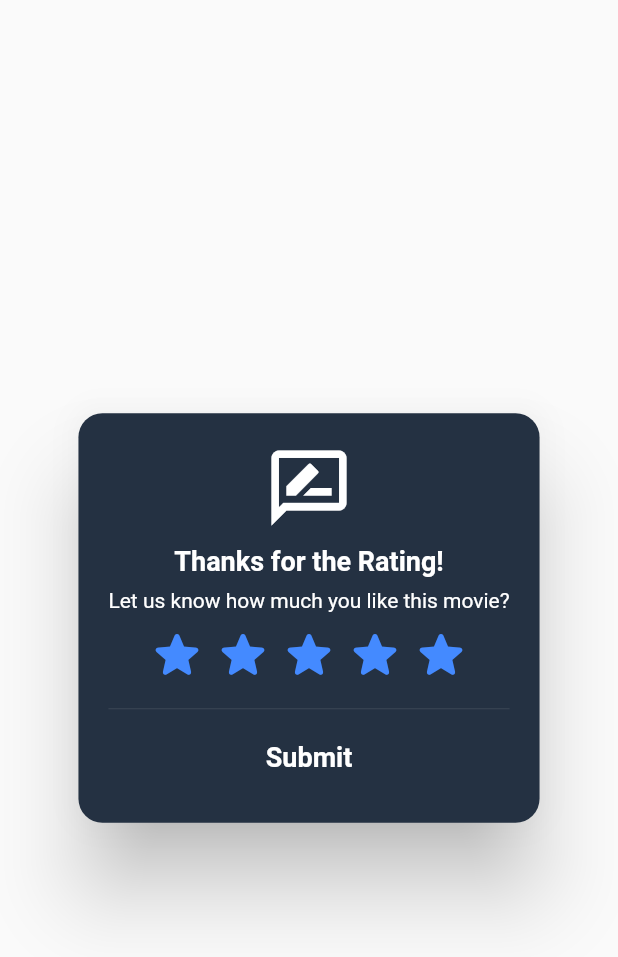
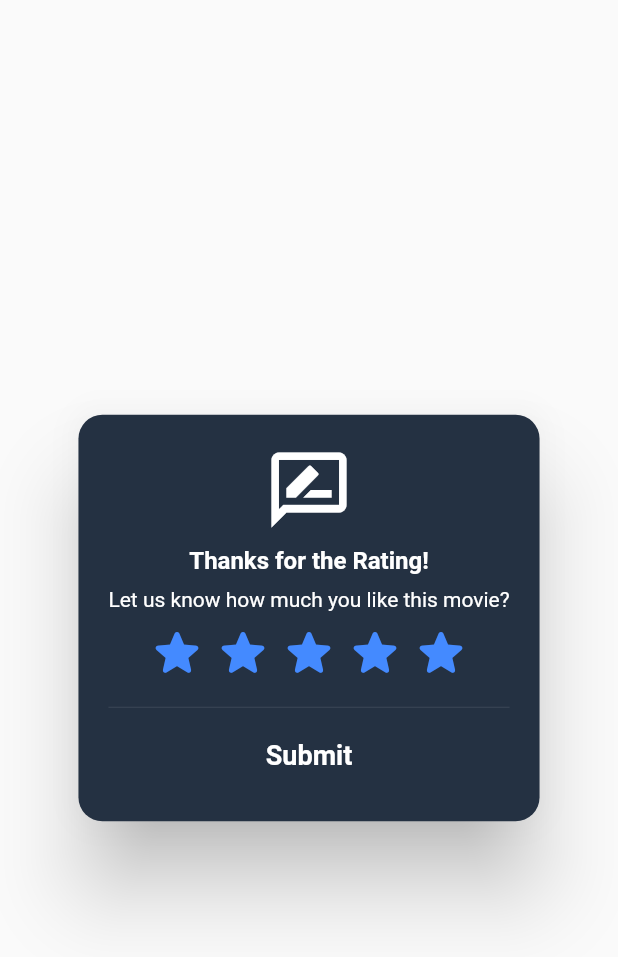
Before and after one commit to noobieKz/Movie_Flutter_BLoC_RxDart, a Flutter app: the RatingDialog widget shown alone on an empty page, opened directly, on a phone screen of 412 x 824 dp. Shown: the top 957 px of the screen. Run offline on Flutter 3.47's test engine with Material 2 defaults, Android fonts, the phone set to English and light mode, and no system bars; drawn by our look-alikes of flutter_rating_bar; our stand-ins replace carousel_slider, dio, font_awesome_flutter, get_it, rxdart, shared_preferences and 2 more; accounts and stored records are empty; network calls fail.

```diff
--- a/lib/ui/common_widget/rating_dialog.dart
+++ b/lib/ui/common_widget/rating_dialog.dart
@@ -32,7 +32,7 @@ class _RatingDialogState extends State<RatingDialog> {
           const SizedBox(height: 8),
           Text(widget.title,
               style: const TextStyle(
-                  fontSize: 18,
+                  fontSize: 16,
                   fontWeight: FontWeight.bold,
                   color: Colors.white)),
           const SizedBox(height: 8),
@@ -73,7 +73,7 @@ class _RatingDialogState extends State<RatingDialog> {
             color: Colors.white10,
           ),
           FlatButton(
-            padding: EdgeInsets.symmetric(horizontal: 12),
+            padding: EdgeInsets.symmetric(horizontal: 24, vertical: 10),
             shape:
                 RoundedRectangleBorder(borderRadius: BorderRadius.circular(16)),
             child: Text(
--- a/lib/utils/utils.dart
+++ b/lib/utils/utils.dart
@@ -5,3 +5,9 @@ import '../rounte_config/route_config.dart';
 void goDetailScreen(BuildContext context, int id) {
   Navigator.pushNamed(context, RouteConfig.ROUTE_MOVIE_DETAIL, arguments: id);
 }
+
+String convertTimeToString(int time) {
+  int hour = time ~/ 60;
+  int minute = time - hour * 60;
+  return "${hour}h ${minute}min";
+}
```
Also changed, not shown: lib/data/local/app_database.dart (+6 -2 lines), lib/data/local/entities/movie_entity.dart (+15 -1 lines).
